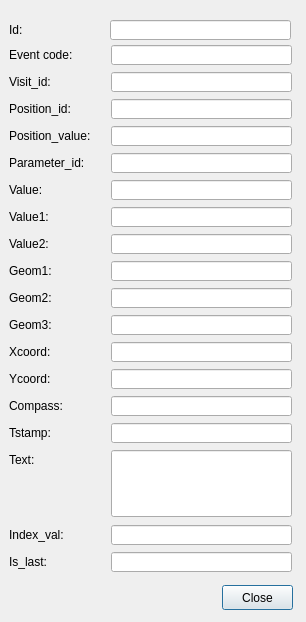
Qt form ui/event_full.ui (Giswater/giswater_qgis_plugin) before a commit.
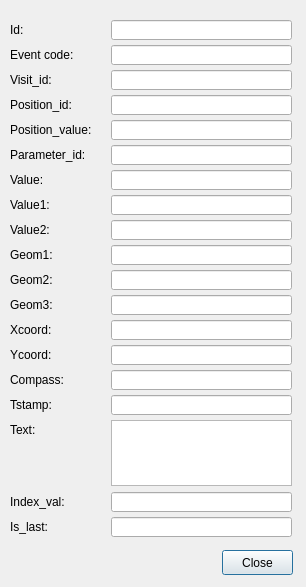
The same form after that commit.

Diff of the .ui file:
```diff
--- a/ui/event_full.ui
+++ b/ui/event_full.ui
@@ -7,7 +7,7 @@
     <x>0</x>
     <y>0</y>
     <width>306</width>
-    <height>622</height>
+    <height>587</height>
    </rect>
   </property>
   <property name="windowTitle">
@@ -16,7 +16,7 @@
   <widget class="QLineEdit" name="id">
    <property name="geometry">
     <rect>
-     <x>110</x>
+     <x>111</x>
      <y>20</y>
      <width>181</width>
      <height>20</height>
@@ -26,7 +26,7 @@
   <widget class="QLabel" name="label_id">
    <property name="geometry">
     <rect>
-     <x>9</x>
+     <x>10</x>
      <y>20</y>
      <width>91</width>
      <height>19</height>
@@ -40,7 +40,7 @@
    <property name="geometry">
     <rect>
      <x>222</x>
-     <y>585</y>
+     <y>550</y>
      <width>71</width>
      <height>25</height>
     </rect>
@@ -52,7 +52,7 @@
   <widget class="QLabel" name="label_event_code">
    <property name="geometry">
     <rect>
-     <x>9</x>
+     <x>10</x>
      <y>45</y>
      <width>91</width>
      <height>19</height>
@@ -75,8 +75,8 @@
   <widget class="QLabel" name="label_visit_id">
    <property name="geometry">
     <rect>
-     <x>9</x>
-     <y>72</y>
+     <x>10</x>
+     <y>70</y>
      <width>91</width>
      <height>19</height>
     </rect>
@@ -89,7 +89,7 @@
    <property name="geometry">
     <rect>
      <x>111</x>
-     <y>72</y>
+     <y>70</y>
      <width>181</width>
      <height>20</height>
     </rect>
@@ -99,7 +99,7 @@
    <property name="geometry">
     <rect>
      <x>111</x>
-     <y>99</y>
+     <y>95</y>
      <width>181</width>
      <height>20</height>
     </rect>
@@ -108,8 +108,8 @@
   <widget class="QLabel" name="label_position_id">
    <property name="geometry">
     <rect>
-     <x>9</x>
-     <y>99</y>
+     <x>10</x>
+     <y>95</y>
      <width>91</width>
      <height>19</height>
     </rect>
@@ -122,7 +122,7 @@
    <property name="geometry">
     <rect>
      <x>111</x>
-     <y>126</y>
+     <y>120</y>
      <width>181</width>
      <height>20</height>
     </rect>
@@ -131,8 +131,8 @@
   <widget class="QLabel" name="label_position_value">
    <property name="geometry">
     <rect>
-     <x>9</x>
-     <y>126</y>
+     <x>10</x>
+     <y>120</y>
      <width>97</width>
      <height>19</height>
     </rect>
@@ -145,7 +145,7 @@
    <property name="geometry">
     <rect>
      <x>111</x>
-     <y>153</y>
+     <y>145</y>
      <width>181</width>
      <height>20</height>
     </rect>
@@ -154,8 +154,8 @@
   <widget class="QLabel" name="label_parameter_id">
    <property name="geometry">
     <rect>
-     <x>9</x>
-     <y>153</y>
+     <x>10</x>
+     <y>145</y>
      <width>91</width>
      <height>19</height>
     </rect>
@@ -168,7 +168,7 @@
    <property name="geometry">
     <rect>
      <x>111</x>
-     <y>180</y>
+     <y>170</y>
      <width>181</width>
      <height>20</height>
     </rect>
@@ -177,8 +177,8 @@
   <widget class="QLabel" name="label_value">
    <property name="geometry">
     <rect>
-     <x>9</x>
-     <y>180</y>
+     <x>10</x>
+     <y>170</y>
      <width>91</width>
      <height>19</height>
     </rect>
@@ -191,7 +191,7 @@
    <property name="geometry">
     <rect>
      <x>111</x>
-     <y>207</y>
+     <y>195</y>
      <width>181</width>
      <height>20</height>
     </rect>
@@ -200,8 +200,8 @@
   <widget class="QLabel" name="label_value1">
    <property name="geometry">
     <rect>
-     <x>9</x>
-     <y>207</y>
+     <x>10</x>
+     <y>195</y>
      <width>91</width>
      <height>19</height>
     </rect>
@@ -214,7 +214,7 @@
    <property name="geometry">
     <rect>
      <x>111</x>
-     <y>396</y>
+     <y>370</y>
      <width>181</width>
      <height>20</height>
     </rect>
@@ -224,7 +224,7 @@
    <property name="geometry">
     <rect>
      <x>111</x>
-     <y>369</y>
+     <y>345</y>
      <width>181</width>
      <height>20</height>
     </rect>
@@ -233,8 +233,8 @@
   <widget class="QLabel" name="label_value2">
    <property name="geometry">
     <rect>
-     <x>9</x>
-     <y>234</y>
+     <x>10</x>
+     <y>220</y>
      <width>91</width>
      <height>19</height>
     </rect>
@@ -246,8 +246,8 @@
   <widget class="QLabel" name="label_xcoord">
    <property name="geometry">
     <rect>
-     <x>9</x>
-     <y>342</y>
+     <x>10</x>
+     <y>320</y>
      <width>91</width>
      <height>19</height>
     </rect>
@@ -260,7 +260,7 @@
    <property name="geometry">
     <rect>
      <x>111</x>
-     <y>261</y>
+     <y>245</y>
      <width>181</width>
      <height>20</height>
     </rect>
@@ -269,8 +269,8 @@
   <widget class="QLabel" name="label_compass">
    <property name="geometry">
     <rect>
-     <x>9</x>
-     <y>396</y>
+     <x>10</x>
+     <y>370</y>
      <width>91</width>
      <height>19</height>
     </rect>
@@ -283,7 +283,7 @@
    <property name="geometry">
     <rect>
      <x>111</x>
-     <y>342</y>
+     <y>320</y>
      <width>181</width>
      <height>20</height>
     </rect>
@@ -293,7 +293,7 @@
    <property name="geometry">
     <rect>
      <x>111</x>
-     <y>234</y>
+     <y>220</y>
      <width>181</width>
      <height>20</height>
     </rect>
@@ -302,8 +302,8 @@
   <widget class="QLabel" name="label_hydrometer_id_1">
    <property name="geometry">
     <rect>
-     <x>9</x>
-     <y>369</y>
+     <x>10</x>
+     <y>345</y>
      <width>91</width>
      <height>19</height>
     </rect>
@@ -315,8 +315,8 @@
   <widget class="QLabel" name="label_geom2">
    <property name="geometry">
     <rect>
-     <x>9</x>
-     <y>288</y>
+     <x>10</x>
+     <y>270</y>
      <width>91</width>
      <height>19</height>
     </rect>
@@ -329,7 +329,7 @@
    <property name="geometry">
     <rect>
      <x>111</x>
-     <y>288</y>
+     <y>270</y>
      <width>181</width>
      <height>20</height>
     </rect>
@@ -338,8 +338,8 @@
   <widget class="QLabel" name="label_geom1">
    <property name="geometry">
     <rect>
-     <x>9</x>
-     <y>261</y>
+     <x>10</x>
+     <y>245</y>
      <width>91</width>
      <height>19</height>
     </rect>
@@ -351,8 +351,8 @@
   <widget class="QLabel" name="label_geom3">
    <property name="geometry">
     <rect>
-     <x>9</x>
-     <y>315</y>
+     <x>10</x>
+     <y>295</y>
      <width>97</width>
      <height>19</height>
     </rect>
@@ -365,7 +365,7 @@
    <property name="geometry">
     <rect>
      <x>111</x>
-     <y>315</y>
+     <y>295</y>
      <width>181</width>
      <height>20</height>
     </rect>
@@ -374,8 +374,8 @@
   <widget class="QLabel" name="label_tstamp">
    <property name="geometry">
     <rect>
-     <x>9</x>
-     <y>423</y>
+     <x>10</x>
+     <y>395</y>
      <width>91</width>
      <height>19</height>
     </rect>
@@ -384,21 +384,11 @@
     <string>Tstamp:</string>
    </property>
   </widget>
-  <widget class="QLineEdit" name="text">
-   <property name="geometry">
-    <rect>
-     <x>111</x>
-     <y>450</y>
-     <width>181</width>
-     <height>67</height>
-    </rect>
-   </property>
-  </widget>
   <widget class="QLineEdit" name="tstamp">
    <property name="geometry">
     <rect>
      <x>111</x>
-     <y>423</y>
+     <y>395</y>
      <width>181</width>
      <height>20</height>
     </rect>
@@ -407,8 +397,8 @@
   <widget class="QLabel" name="label_index_val">
    <property name="geometry">
     <rect>
-     <x>9</x>
-     <y>525</y>
+     <x>10</x>
+     <y>492</y>
      <width>91</width>
      <height>19</height>
     </rect>
@@ -421,7 +411,7 @@
    <property name="geometry">
     <rect>
      <x>111</x>
-     <y>525</y>
+     <y>492</y>
      <width>181</width>
      <height>20</height>
     </rect>
@@ -430,8 +420,8 @@
   <widget class="QLabel" name="label_text">
    <property name="geometry">
     <rect>
-     <x>9</x>
-     <y>450</y>
+     <x>10</x>
+     <y>420</y>
      <width>91</width>
      <height>19</height>
     </rect>
@@ -443,8 +433,8 @@
   <widget class="QLabel" name="label_is_last">
    <property name="geometry">
     <rect>
-     <x>9</x>
-     <y>552</y>
+     <x>10</x>
+     <y>517</y>
      <width>97</width>
      <height>19</height>
     </rect>
@@ -457,12 +447,22 @@
    <property name="geometry">
     <rect>
      <x>111</x>
-     <y>552</y>
+     <y>517</y>
      <width>181</width>
      <height>20</height>
     </rect>
    </property>
   </widget>
+  <widget class="QTextEdit" name="text">
+   <property name="geometry">
+    <rect>
+     <x>111</x>
+     <y>420</y>
+     <width>181</width>
+     <height>66</height>
+    </rect>
+   </property>
+  </widget>
  </widget>
  <tabstops>
   <tabstop>id</tabstop>
```
Left out of the diff: 1 changed line with no effect on the pictures.
